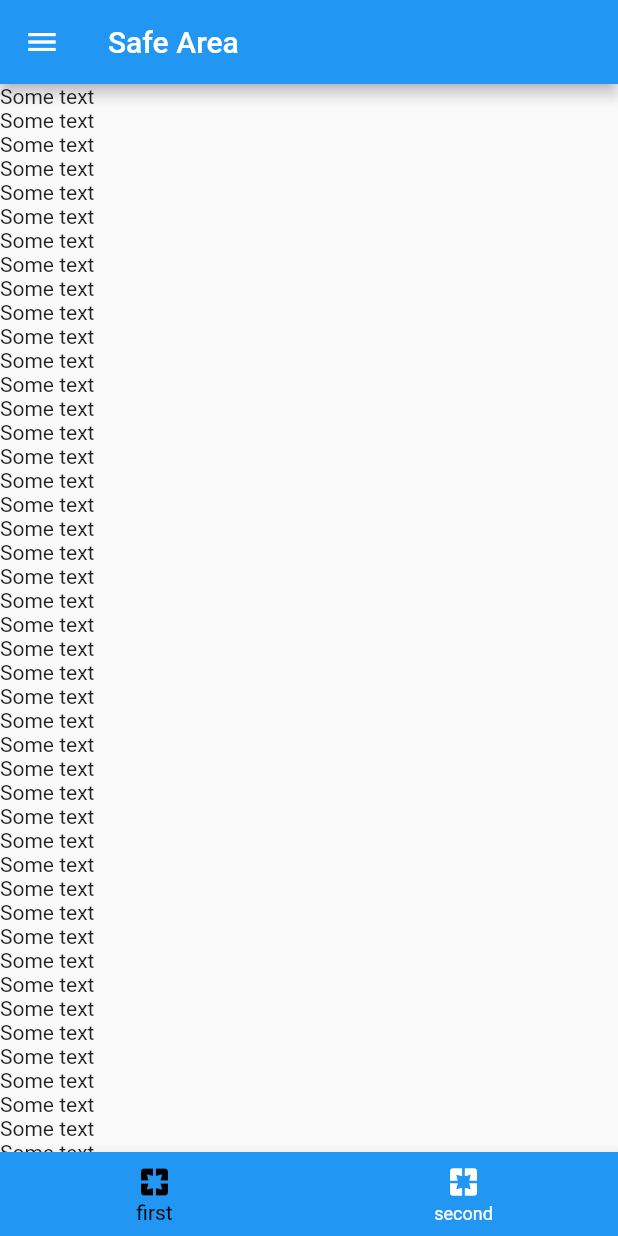
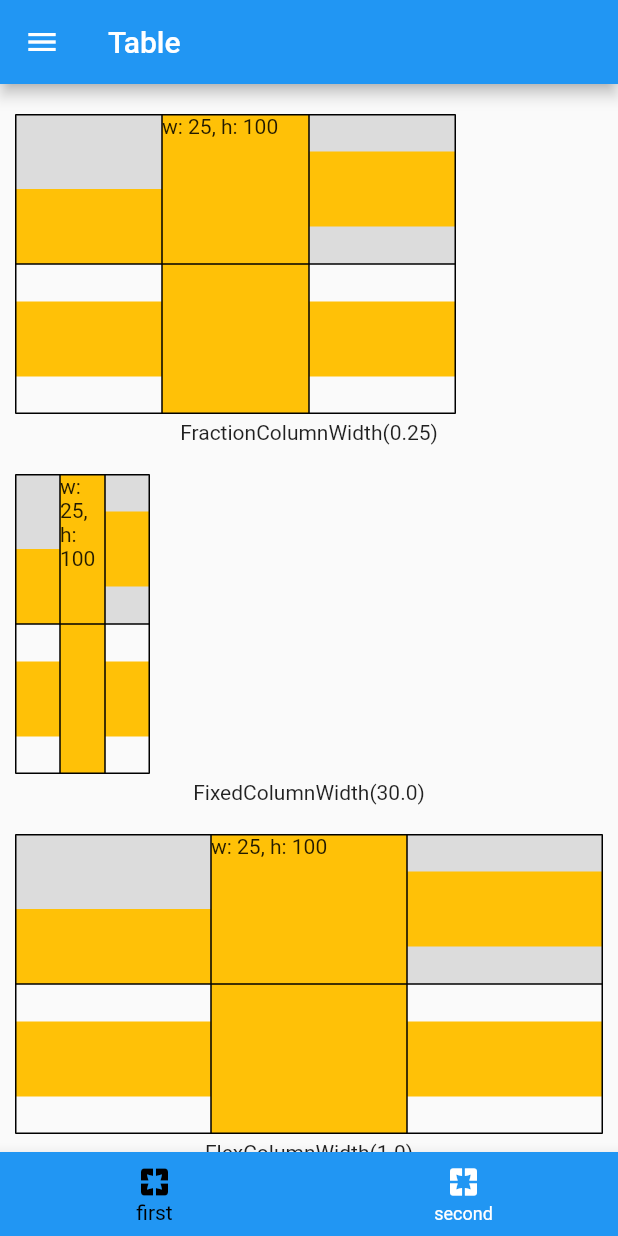
Before and after one commit to StireArLankar/flutter-widget-of-the-week, a Flutter app: the TabsScreen screen opened directly, on a phone screen of 412 x 824 dp. Run offline on Flutter 3.47's test engine with Material 2 defaults, Android fonts, the phone set to English and light mode, and no system bars.

Commit message:
10 Table!

```diff
--- /dev/null
+++ b/lib/10_table/first_tab.dart
@@ -0,0 +1,110 @@
+import 'package:flutter/material.dart';
+import 'package:flutter/rendering.dart';
+import 'package:flutter_widget_of_the_week/3_wrap/wrap.dart';
+
+class FirstTab extends StatelessWidget {
+  @override
+  Widget build(BuildContext context) {
+    return SingleChildScrollView(
+      child: SafeArea(
+        child: Column(
+          crossAxisAlignment: CrossAxisAlignment.stretch,
+          children: <Widget>[
+            buildContainer(const FractionColumnWidth(0.25)),
+            buildContainer(const FixedColumnWidth(30)),
+            buildContainer(const FlexColumnWidth(1)),
+            buildContainer(const IntrinsicColumnWidth(flex: 2)),
+            buildContainer(const IntrinsicColumnWidth(flex: 0.5)),
+            buildContainer(const IntrinsicColumnWidth(flex: 1)),
+            buildContainer(const IntrinsicColumnWidth()),
+            buildContainer(const MinColumnWidth(
+              const FixedColumnWidth(20.0),
+              const FractionColumnWidth(10),
+            )),
+            buildContainer(const MaxColumnWidth(
+              const FixedColumnWidth(40.0),
+              const FractionColumnWidth(0.1),
+            )),
+          ],
+        ),
+      ),
+    );
+  }
+
+  Widget buildContainer(TableColumnWidth defaultColumnWidth) {
+    return Stack(
+      children: <Widget>[
+        Container(
+          padding: const EdgeInsets.symmetric(vertical: 20, horizontal: 10),
+          child: buildTable(defaultColumnWidth),
+        ),
+        Positioned(
+          child: Text(
+            '$defaultColumnWidth',
+            textAlign: TextAlign.center,
+          ),
+          bottom: 0,
+          left: 0,
+          right: 0,
+        )
+      ],
+    );
+  }
+
+  Table buildTable(
+    TableColumnWidth defaultColumnWidth,
+  ) {
+    return Table(
+      border: TableBorder.all(color: Colors.black, width: 1),
+      defaultColumnWidth: defaultColumnWidth,
+      defaultVerticalAlignment: TableCellVerticalAlignment.middle,
+      children: <TableRow>[
+        TableRow(
+          decoration: BoxDecoration(
+            color: Colors.black12,
+          ),
+          children: [
+            TableCell(
+              verticalAlignment: TableCellVerticalAlignment.bottom,
+              child: Container(
+                width: 50,
+                height: 50,
+                color: Colors.amber,
+              ),
+            ),
+            Container(
+              width: 25,
+              height: 100,
+              color: Colors.amber,
+              child: Text('w: 25, h: 100'),
+            ),
+            Container(
+              width: 50,
+              height: 50,
+              color: Colors.amber,
+            ),
+          ],
+        ),
+        TableRow(
+          children: [
+            Container(
+              width: 50,
+              height: 50,
+              color: Colors.amber,
+            ),
+            Container(
+              width: 50,
+              height: 100,
+              color: Colors.amber,
+            ),
+            Container(
+              width: 50,
+              height: 50,
+              color: Colors.amber,
+            ),
+          ],
+        ),
+      ],
+    );
+  }
+}
--- /dev/null
+++ b/lib/10_table/table.dart
@@ -0,0 +1,18 @@
+import 'package:flutter/material.dart';
+
+import '../tabs.dart';
+import 'first_tab.dart';
+
+class TableScreen extends StatelessWidget {
+  static const String routeName = 'table';
+  static const String title = 'Table';
+
+  @override
+  Widget build(BuildContext context) {
+    return TabsScreen(
+      [FirstTab(), FirstTab()],
+      ['first', 'second'],
+      TableScreen.title,
+    );
+  }
+}
--- a/lib/router.dart
+++ b/lib/router.dart
@@ -11,6 +11,7 @@ import '6_future_builder/future_builder.dart';
 import '7_fade_transition/fade_transition.dart';
 import '8_fab/fab.dart';
 import '9_page_view/page_view.dart';
+import '10_table/table.dart';
 
 class RouteItem {
   final Widget Function(BuildContext) screenBuilder;
@@ -70,6 +71,11 @@ final routes = [
     PageViewScreen.routeName,
     PageViewScreen.title,
   ),
+  RouteItem(
+    (ctx) => TableScreen(),
+    TableScreen.routeName,
+    TableScreen.title,
+  ),
 ];
 
 Route<dynamic> generateRoutes(RouteSettings settings) {
```
